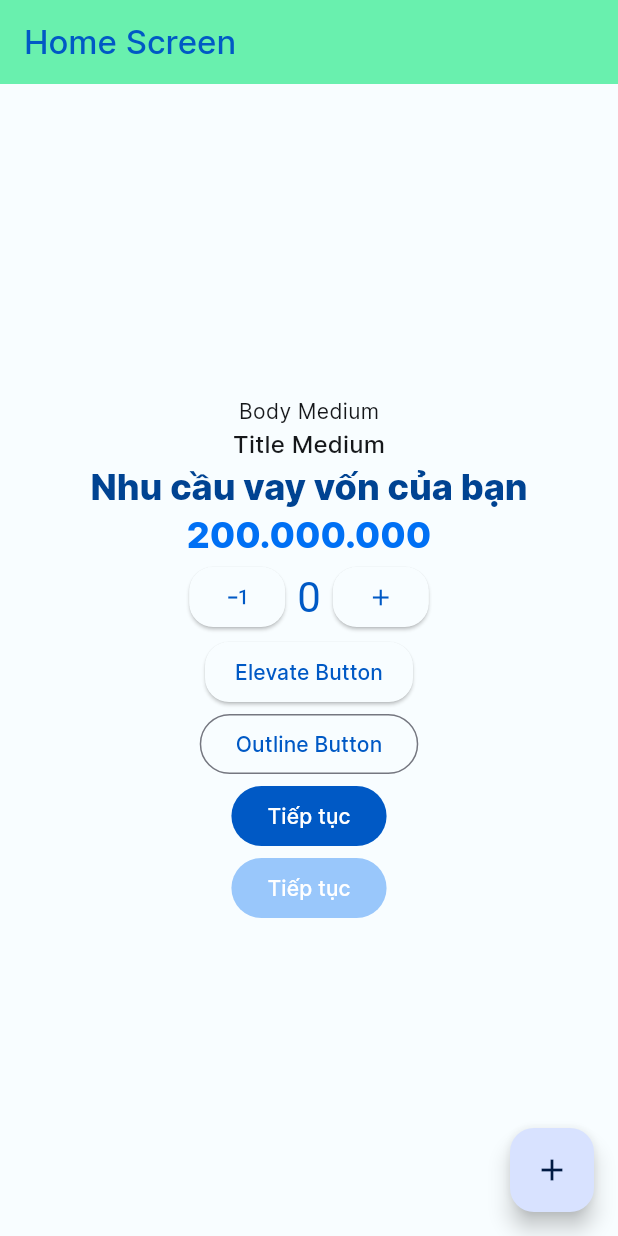
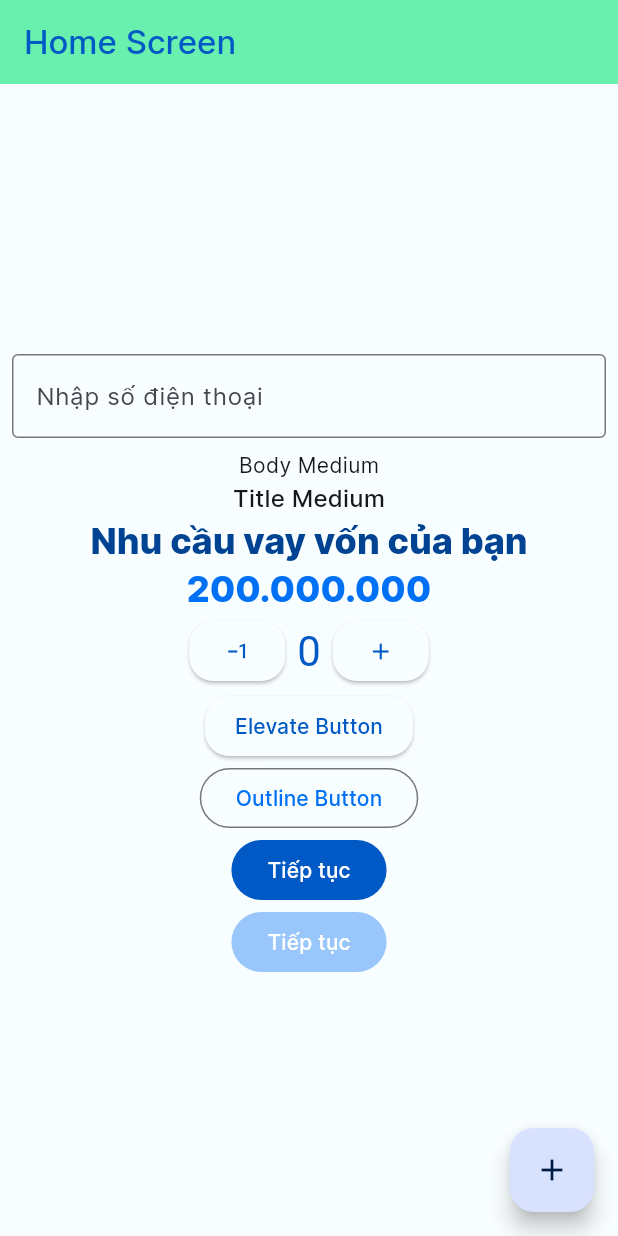
Before and after one commit to quangpg95/flutter101, a Flutter app: the screen it shows after launch, on a phone screen of 412 x 824 dp. Run offline on Flutter 3.47's test engine with Material 2 defaults, Android fonts, the phone set to English and light mode, and no system bars; our stand-ins replace bloc, flutter_bloc, go_router.

Commit message:
style guildline

```diff
--- a/lib/presentation/screens/home_screen.dart
+++ b/lib/presentation/screens/home_screen.dart
@@ -37,6 +37,15 @@ class _HomeScreenState extends State<HomeScreen> {
         child: Column(
           mainAxisAlignment: MainAxisAlignment.center,
           children: <Widget>[
+            Padding(
+              padding: const EdgeInsets.all(8.0),
+              child: TextField(
+                decoration: InputDecoration(
+                  border: OutlineInputBorder(),
+                  hintText: 'Nhập số điện thoại',
+                ),
+              ),
+            ),
              Text(
               'Body Medium',
             ),
--- a/lib/theme/themes.dart
+++ b/lib/theme/themes.dart
@@ -69,9 +69,8 @@ ThemeData lendingLightTheme = ThemeData(
         style: FilledButton.styleFrom(
             disabledBackgroundColor: primaryColor500.withAlpha(98),
             disabledForegroundColor: Colors.white)),
-  // outlinedButtonTheme: OutlinedButtonThemeData(
-  //   style: OutlinedButton.styleFrom(
-  //     foregroundColor:
-  //   )
-  // )
+    outlinedButtonTheme: OutlinedButtonThemeData(
+        style: OutlinedButton.styleFrom(
+      foregroundColor: primaryColor500,
+    ))
 );
```
Also changed, not shown: 3 other files. Lines whose indentation alone changed are shown as unchanged.
